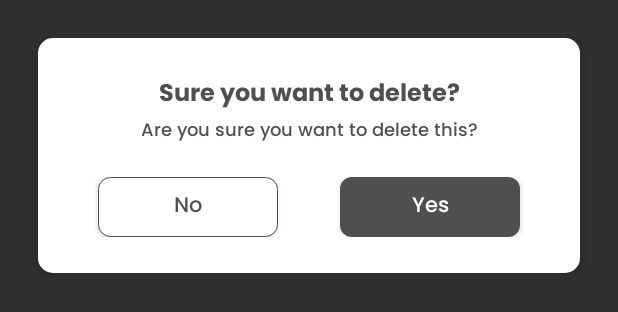
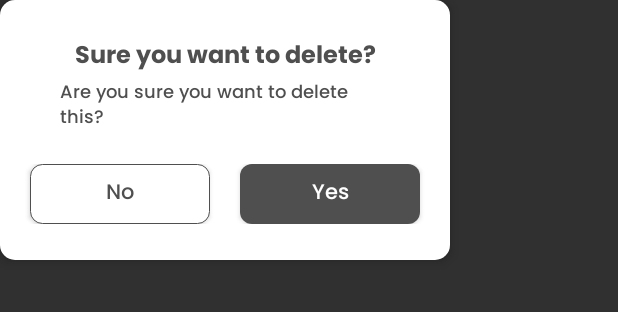
Before and after one commit to htien120802/ecommerce-mobile-app, an Android app: the layout layout_dialog_delete_item_cart.xml on its own in the app's theme, with its tools: preview values and no code run, on a phone screen of 412 x 824 dp. Shown: the top 312 px of the screen. Run offline under Robolectric (Android 15) with nearby library versions, the phone set to English and light mode, and no system bars.

Commit message:
Fix Dialog

```diff
--- a/app/src/main/res/layout/layout_dialog_delete_item_cart.xml
+++ b/app/src/main/res/layout/layout_dialog_delete_item_cart.xml
@@ -2,9 +2,8 @@
 <androidx.constraintlayout.widget.ConstraintLayout xmlns:android="http://schemas.android.com/apk/res/android"
     xmlns:app="http://schemas.android.com/apk/res-auto"
     xmlns:tools="http://schemas.android.com/tools"
-    android:layout_width="match_parent"
+    android:layout_width="300dp"
     android:layout_height="wrap_content"
-    android:layout_margin="25dp"
     android:background="@drawable/custom_layout_dialog_delete_item_cart"
     android:elevation="5dp">
 
@@ -59,13 +58,15 @@
             android:id="@+id/btnCancel"
             android:layout_width="120dp"
             android:layout_height="40dp"
-            android:layout_marginStart="40dp"
+            android:layout_marginStart="20dp"
+            android:layout_marginEnd="20dp"
             android:background="@drawable/custom_btn_dialog_delete_item_cart_cancel"
             android:fontFamily="@font/poppins_medium"
             android:text="No"
             android:textAllCaps="false"
             android:textColor="#4F4F4F"
             android:textSize="14sp"
+            app:layout_constraintEnd_toStartOf="@+id/btnYes"
             app:layout_constraintStart_toStartOf="parent"
             app:layout_constraintTop_toTopOf="parent" />
 
@@ -73,7 +74,7 @@
             android:id="@+id/btnYes"
             android:layout_width="120dp"
             android:layout_height="40dp"
-            android:layout_marginEnd="40dp"
+            android:layout_marginEnd="20dp"
             android:background="@drawable/custom_btn_dialog_delete_item_cart_yes"
             android:fontFamily="@font/poppins_medium"
             android:text="Yes"
```
